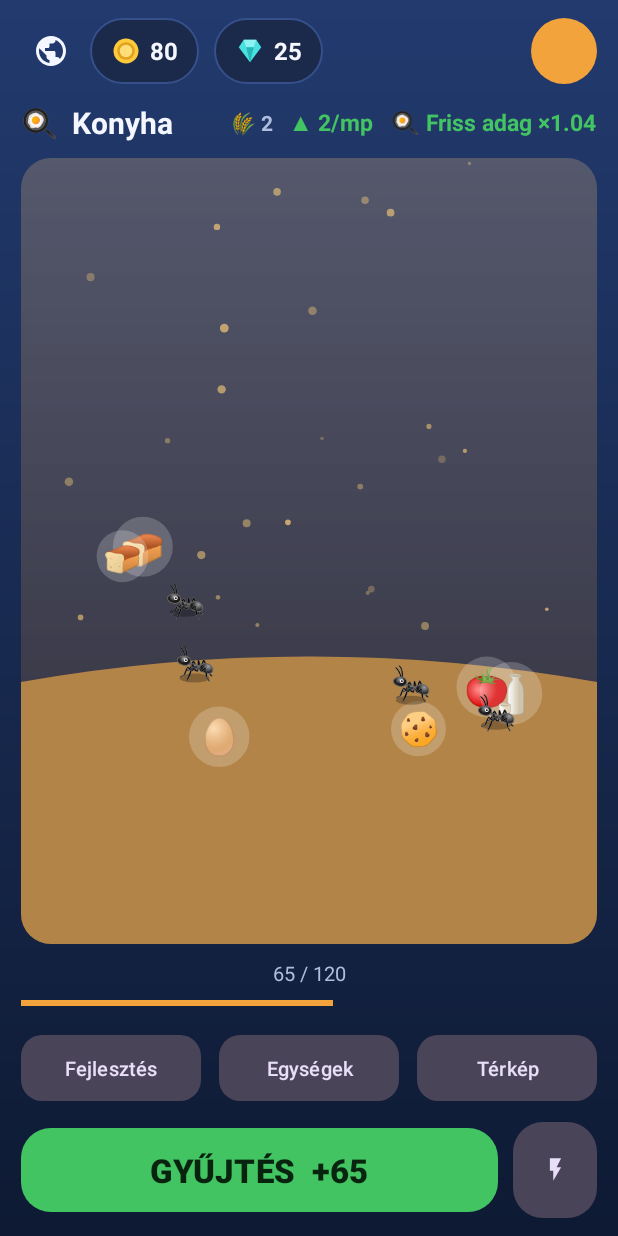
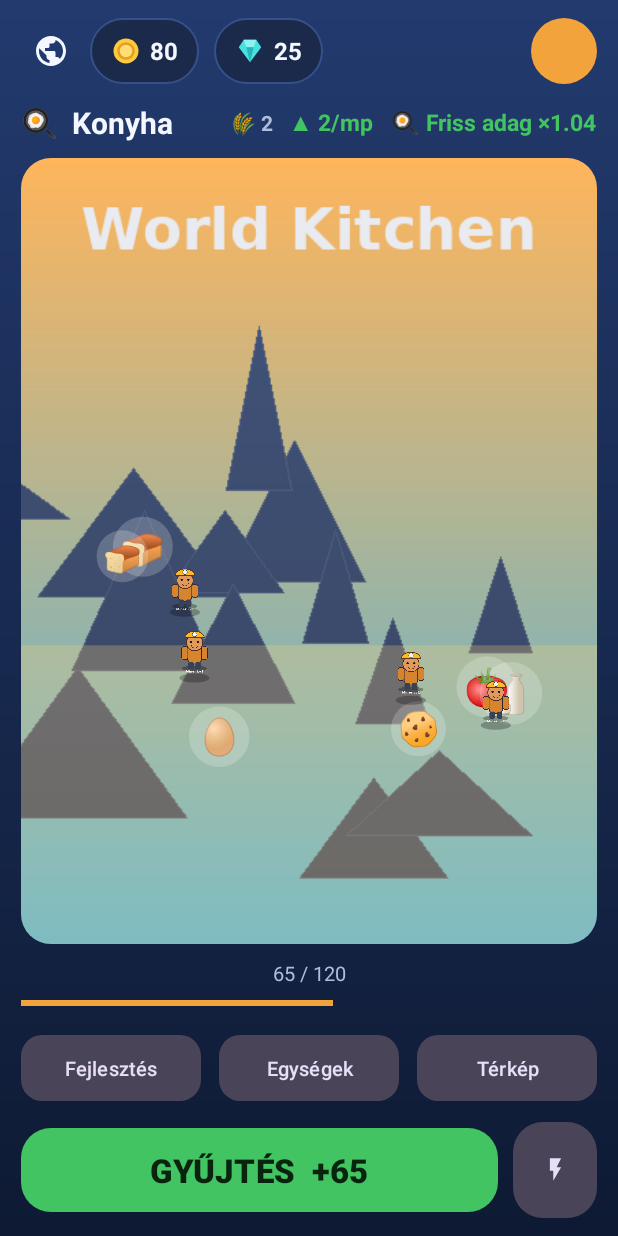
Before and after one commit to HenrikFaul/micromasters, an Android app: the GameActivity screen opened directly, with no data from a screen before it, on a phone screen of 412 x 824 dp. Run offline under Robolectric (Android 15) with nearby library versions, the phone set to English and light mode, and no system bars.

Commit message:
Render real production-art backgrounds + worker sprites in GameView
Wire the first curated slice of the MicroMasters production art pack into
the gameplay scene: each of the 7 worlds now draws a real full-scene
background (cover-fit) and little worker sprites roam on top, replacing the
procedural gradient + emoji workers. Adds WorldDef.sceneRes (additive,
defaults to 0) and decodes bitmaps lazily in GameView with a hard fallback
to the existing gradient/emoji look if a drawable is missing or fails to
decode, so there is zero regression risk. 8 curated PNGs (~344 KB total)
land in res/drawable-nodpi; the full 35 MB pack stays out of the APK.

Co-Authored-By: Claude Opus 4.8 <noreply@anthropic.com>
Claude-Session: https://claude.ai/code/session_018QBwLBU1ZMNvoWywXQuYed

```diff
--- a/app/src/main/java/com/micromasters/game/GameView.kt
+++ b/app/src/main/java/com/micromasters/game/GameView.kt
@@ -1,16 +1,21 @@
 package com.micromasters.game
 
 import android.content.Context
+import android.graphics.Bitmap
+import android.graphics.BitmapFactory
 import android.graphics.Canvas
 import android.graphics.LinearGradient
 import android.graphics.Paint
 import android.graphics.Path
+import android.graphics.Rect
+import android.graphics.RectF
 import android.graphics.Shader
 import android.util.AttributeSet
 import android.view.View
 import java.util.Random
 import kotlin.math.cos
 import kotlin.math.hypot
+import kotlin.math.max
 import kotlin.math.sin
 
 /**
@@ -36,6 +41,13 @@ class GameView @JvmOverloads constructor(
     private var workerCount = 5
     private var fillRatio = 0f
     private var goldSkin = false
+
+    // Production-art bitmaps (decoded lazily; null => fall back to the procedural look).
+    private var sceneBitmap: Bitmap? = null
+    private var sceneResLoaded = 0
+    private var workerBitmap: Bitmap? = null
+    private val srcRect = Rect()
+    private val dstRect = RectF()
 
     private val rnd = Random(7)
     private val paint = Paint(Paint.ANTI_ALIAS_FLAG)
@@ -77,8 +89,21 @@ class GameView @JvmOverloads constructor(
         def = d
         workerCount = workers.coerceIn(3, 16)
         goldSkin = try { Game.get(context).skinGold } catch (e: Exception) { false }
+        loadArt()
         if (width > 0 && height > 0) rebuild()
         invalidate()
+    }
+
+    /** Decode the world scene + worker sprite. Any failure leaves the field null (procedural fallback). */
+    private fun loadArt() {
+        if (workerBitmap == null) {
+            workerBitmap = try { BitmapFactory.decodeResource(resources, R.drawable.sprite_worker) } catch (e: Throwable) { null }
+        }
+        if (def.sceneRes != sceneResLoaded) {
+            sceneBitmap = if (def.sceneRes == 0) null
+                else try { BitmapFactory.decodeResource(resources, def.sceneRes) } catch (e: Throwable) { null }
+            sceneResLoaded = def.sceneRes
+        }
     }
 
     fun setFill(ratio: Float) {
@@ -309,23 +334,30 @@ class GameView @JvmOverloads constructor(
                 canvas.translate((rnd.nextFloat() - 0.5f) * shakeMag, (rnd.nextFloat() - 0.5f) * shakeMag)
             }
 
-            // sky
+            val scene = sceneBitmap
+            if (scene != null && !scene.isRecycled) {
+                // Real production-art backdrop (cover-fit), with a soft capacity glow from the floor.
+                drawCover(canvas, scene, w, h)
+                if (fillRatio > 0f) {
+                    paint.style = Paint.Style.FILL
+                    paint.color = ((30 + (fillRatio * 70).toInt()) shl 24) or (def.accent and 0x00FFFFFF)
+                    canvas.drawRect(-shakeMag, h * 0.62f, w + shakeMag, h + shakeMag, paint)
+                }
+            } else {
+                // Procedural fallback: gradient sky + ambient specks + ground mound.
                 paint.shader = bgShader
                 paint.style = Paint.Style.FILL
                 canvas.drawRect(-shakeMag, -shakeMag, w + shakeMag, h + shakeMag, paint)
                 paint.shader = null
-
-            // ambient specks
                 for (s in stars) {
                     paint.color = (s.a shl 24) or (def.accent and 0x00FFFFFF)
                     canvas.drawCircle(s.x, s.y, s.r, paint)
                 }
-
-            // ground mound (reused path) + capacity tint
                 paint.color = def.ground
                 canvas.drawPath(ground, paint)
                 paint.color = ((40 + (fillRatio * 90).toInt()) shl 24) or (def.accent and 0x00FFFFFF)
                 canvas.drawPath(ground, paint)
+            }
 
             // nodes
             for (n in nodes) {
@@ -353,7 +385,19 @@ class GameView @JvmOverloads constructor(
                 }
                 paint.color = 0x44000000
                 canvas.drawOval(wk.x - dp(10f), wk.y + dp(6f), wk.x + dp(10f), wk.y + dp(12f), paint)
+                val wb = workerBitmap
+                if (wb != null && !wb.isRecycled) {
+                    val sz = dp(34f)
+                    val bottom = wk.y + bob + dp(8f)
+                    srcRect.set(0, 0, wb.width, wb.height)
+                    dstRect.set(wk.x - sz / 2f, bottom - sz, wk.x + sz / 2f, bottom)
+                    paint.shader = null
+                    paint.alpha = 255
+                    paint.isFilterBitmap = true
+                    canvas.drawBitmap(wb, srcRect, dstRect, paint)
+                } else {
                     drawGlyph(canvas, def.worker, wk.x, wk.y + bob, dp(22f))
+                }
             }
 
             // floaters
@@ -409,6 +453,24 @@ class GameView @JvmOverloads constructor(
         glyph.alpha = 255
     }
 
+    /** Draw [bmp] center-cropped to cover the whole [w]x[h] view (no letterboxing). */
+    private fun drawCover(canvas: Canvas, bmp: Bitmap, w: Float, h: Float) {
+        val bw = bmp.width.toFloat()
+        val bh = bmp.height.toFloat()
+        if (bw <= 0f || bh <= 0f) return
+        val scale = max(w / bw, h / bh)
+        val dw = bw * scale
+        val dh = bh * scale
+        val left = (w - dw) / 2f
+        val top = (h - dh) / 2f
+        srcRect.set(0, 0, bmp.width, bmp.height)
+        dstRect.set(left - shakeMag, top - shakeMag, left + dw + shakeMag, top + dh + shakeMag)
+        paint.shader = null
+        paint.alpha = 255
+        paint.isFilterBitmap = true
+        canvas.drawBitmap(bmp, srcRect, dstRect, paint)
+    }
+
     override fun onAttachedToWindow() {
         super.onAttachedToWindow()
         resume()
--- a/app/src/main/java/com/micromasters/game/Models.kt
+++ b/app/src/main/java/com/micromasters/game/Models.kt
@@ -63,7 +63,8 @@ class WorldDef(
     val nodes: Array<String>,
     val essenceName: Int,
     val essenceEmoji: String,
-    val twist: TwistDef = TwistDef()
+    val twist: TwistDef = TwistDef(),
+    val sceneRes: Int = 0   // full-scene background drawable (0 = use the gradient fallback)
 )
 
 class QuestDef(val nameRes: Int, val emoji: String, val target: Long, val rewardGems: Int)
@@ -125,7 +126,8 @@ object Defs {
             ground = 0xFF8A5A2E.toInt(), accent = 0xFFFFD27A.toInt(),
             worker = "🐜", nodes = arrayOf("🍞", "🍅", "🥚", "🍶", "🍪"),
             essenceName = R.string.essence_kitchen, essenceEmoji = "🌾",
-            twist = TwistDef(TwistKind.TERRITORIES, 0.04, 0.36, R.string.twist_kitchen, "🍳")
+            twist = TwistDef(TwistKind.TERRITORIES, 0.04, 0.36, R.string.twist_kitchen, "🍳"),
+            sceneRes = R.drawable.bg_scene_kitchen
         ),
         WorldDef(
             "bathroom", R.string.world_bathroom, "🛁",
@@ -135,7 +137,8 @@ object Defs {
             ground = 0xFF2C8A93.toInt(), accent = 0xFFBFF3FA.toInt(),
             worker = "🐌", nodes = arrayOf("💧", "🛁", "🚿", "💧", "🔵"),
             essenceName = R.string.essence_bathroom, essenceEmoji = "💧",
-            twist = TwistDef(TwistKind.WAREHOUSE, 0.03, 0.45, R.string.twist_bathroom, "💧")
+            twist = TwistDef(TwistKind.WAREHOUSE, 0.03, 0.45, R.string.twist_bathroom, "💧"),
+            sceneRes = R.drawable.bg_scene_bathroom
         ),
         WorldDef(
             "garden", R.string.world_garden, "🌷",
@@ -145,7 +148,8 @@ object Defs {
             ground = 0xFF3C8A3C.toInt(), accent = 0xFFE6FFC2.toInt(),
             worker = "🐛", nodes = arrayOf("🌱", "🍄", "🌷", "🐞", "🍀"),
             essenceName = R.string.essence_garden, essenceEmoji = "🌼",
-            twist = TwistDef(TwistKind.REFINES, 0.05, 0.50, R.string.twist_garden, "🌷")
+            twist = TwistDef(TwistKind.REFINES, 0.05, 0.50, R.string.twist_garden, "🌷"),
+            sceneRes = R.drawable.bg_scene_garden
         ),
         WorldDef(
             "spaceship", R.string.world_spaceship, "🚀",
@@ -155,7 +159,8 @@ object Defs {
             ground = 0xFF243056.toInt(), accent = 0xFF9FB8FF.toInt(),
             worker = "👽", nodes = arrayOf("🔩", "🔋", "💾", "⚙️", "🛰️"),
             essenceName = R.string.essence_spaceship, essenceEmoji = "⚛️",
-            twist = TwistDef(TwistKind.STARS, 0.06, 0.60, R.string.twist_spaceship, "⭐")
+            twist = TwistDef(TwistKind.STARS, 0.06, 0.60, R.string.twist_spaceship, "⭐"),
+            sceneRes = R.drawable.bg_scene_spaceship
         ),
         WorldDef(
             "workshop", R.string.world_workshop, "🔧",
@@ -165,7 +170,8 @@ object Defs {
             ground = 0xFF55504A.toInt(), accent = 0xFFF2A33C.toInt(),
             worker = "🐝", nodes = arrayOf("🔩", "🔧", "🔋", "⚙️", "📎"),
             essenceName = R.string.essence_workshop, essenceEmoji = "🔩",
-            twist = TwistDef(TwistKind.BUILDING_SYNERGY, 0.05, 0.50, R.string.twist_workshop, "⚙️")
+            twist = TwistDef(TwistKind.BUILDING_SYNERGY, 0.05, 0.50, R.string.twist_workshop, "⚙️"),
+            sceneRes = R.drawable.bg_scene_workshop
         ),
         WorldDef(
             "fridge", R.string.world_fridge, "❄️",
@@ -175,7 +181,8 @@ object Defs {
             ground = 0xFF3C7E96.toInt(), accent = 0xFFE8FAFF.toInt(),
             worker = "🐧", nodes = arrayOf("❄️", "💧", "🔵", "💎", "🍦"),
             essenceName = R.string.essence_fridge, essenceEmoji = "❄️",
-            twist = TwistDef(TwistKind.LAB, 0.04, 0.40, R.string.twist_fridge, "❄️")
+            twist = TwistDef(TwistKind.LAB, 0.04, 0.40, R.string.twist_fridge, "❄️"),
+            sceneRes = R.drawable.bg_scene_fridge
         ),
         WorldDef(
             "toybox", R.string.world_toybox, "🎲",
@@ -185,7 +192,8 @@ object Defs {
             ground = 0xFF3A7BD5.toInt(), accent = 0xFFFFF0A0.toInt(),
             worker = "🐢", nodes = arrayOf("🎲", "🎈", "🎯", "🎁", "🔔"),
             essenceName = R.string.essence_toybox, essenceEmoji = "✨",
-            twist = TwistDef(TwistKind.UNITS_TOTAL, 0.01, 0.40, R.string.twist_toybox, "🎈")
+            twist = TwistDef(TwistKind.UNITS_TOTAL, 0.01, 0.40, R.string.twist_toybox, "🎈"),
+            sceneRes = R.drawable.bg_scene_toybox
         )
     )
 
```
Also changed, not shown: app/src/main/res/drawable-nodpi/bg_scene_bathroom.png (added), app/src/main/res/drawable-nodpi/bg_scene_fridge.png (added), app/src/main/res/drawable-nodpi/bg_scene_garden.png (added), app/src/main/res/drawable-nodpi/bg_scene_kitchen.png (added), app/src/main/res/drawable-nodpi/bg_scene_spaceship.png (added), app/src/main/res/drawable-nodpi/bg_scene_toybox.png (added), app/src/main/res/drawable-nodpi/bg_scene_workshop.png (added), app/src/main/res/drawable-nodpi/sprite_worker.png (added). Lines whose indentation alone changed are shown as unchanged.
